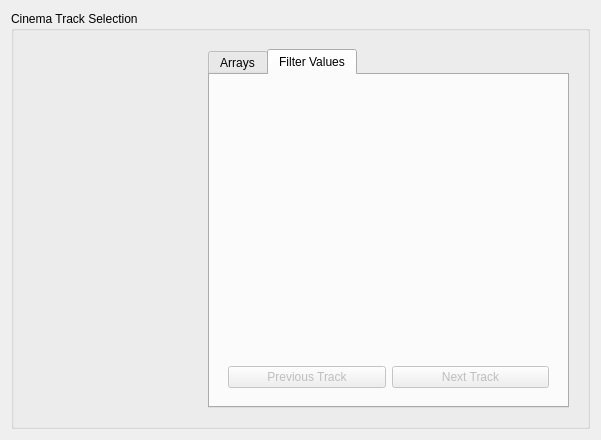
This is Qt/Components/Resources/UI/pqCinemaTrackSelection.ui in Kitware/ParaView as Qt 5 draws it before an edit. The edited form follows.
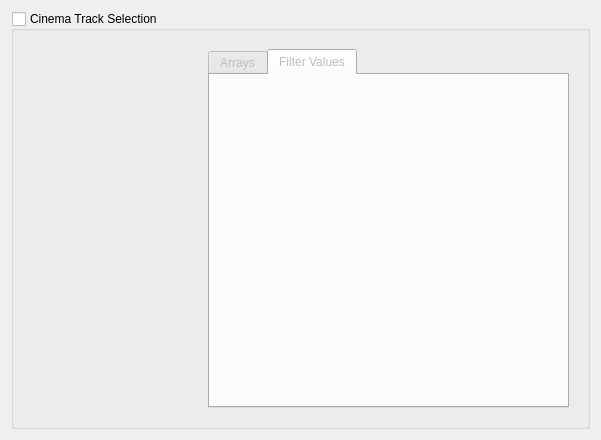
This is the edited form. The open tabs and pages were chosen to show the change. Custom widgets are drawn as their Qt base class.

```diff
--- a/Qt/Components/Resources/UI/pqCinemaTrackSelection.ui
+++ b/Qt/Components/Resources/UI/pqCinemaTrackSelection.ui
@@ -31,6 +31,12 @@
      <property name="title">
       <string>Cinema Track Selection</string>
      </property>
+     <property name="checkable">
+      <bool>true</bool>
+     </property>
+     <property name="checked">
+      <bool>false</bool>
+     </property>
      <layout class="QVBoxLayout" name="verticalLayout_3">
       <item>
        <widget class="QWidget" name="wNewSelection" native="true">
@@ -53,6 +59,18 @@
          </item>
          <item>
           <widget class="QTabWidget" name="tabProxyProperties">
+           <property name="sizePolicy">
+            <sizepolicy hsizetype="Preferred" vsizetype="Expanding">
+             <horstretch>0</horstretch>
+             <verstretch>0</verstretch>
+            </sizepolicy>
+           </property>
+           <property name="minimumSize">
+            <size>
+             <width>350</width>
+             <height>0</height>
+            </size>
+           </property>
            <property name="tabPosition">
             <enum>QTabWidget::North</enum>
            </property>
@@ -80,63 +98,7 @@
             <attribute name="title">
              <string>Filter Values</string>
             </attribute>
-            <layout class="QHBoxLayout" name="horizontalLayout_3">
-             <item>
-              <widget class="QWidget" name="wOldSelection" native="true">
-               <layout class="QVBoxLayout" name="verticalLayout_2">
-                <item>
-                 <widget class="QStackedWidget" name="swTracks">
-                  <property name="sizePolicy">
-                   <sizepolicy hsizetype="Expanding" vsizetype="Preferred">
-                    <horstretch>0</horstretch>
-                    <verstretch>0</verstretch>
-                   </sizepolicy>
-                  </property>
-                  <property name="currentIndex">
-                   <number>-1</number>
-                  </property>
-                 </widget>
-                </item>
-                <item>
-                 <layout class="QHBoxLayout" name="horizontalLayout">
-                  <item>
-                   <widget class="QPushButton" name="pbPrevious">
-                    <property name="enabled">
-                     <bool>false</bool>
-                    </property>
-                    <property name="maximumSize">
-                     <size>
-                      <width>200</width>
-                      <height>16777215</height>
-                     </size>
-                    </property>
-                    <property name="text">
-                     <string>Previous Track</string>
-                    </property>
-                   </widget>
-                  </item>
-                  <item>
-                   <widget class="QPushButton" name="pbNext">
-                    <property name="enabled">
-                     <bool>false</bool>
-                    </property>
-                    <property name="maximumSize">
-                     <size>
-                      <width>200</width>
-                      <height>16777215</height>
-                     </size>
-                    </property>
-                    <property name="text">
-                     <string>Next Track</string>
-                    </property>
-                   </widget>
-                  </item>
-                 </layout>
-                </item>
-               </layout>
-              </widget>
-             </item>
-            </layout>
+            <layout class="QHBoxLayout" name="horizontalLayout_3"/>
            </widget>
           </widget>
          </item>
```
Left out of the diff: 2 changed lines with no effect on the pictures.
